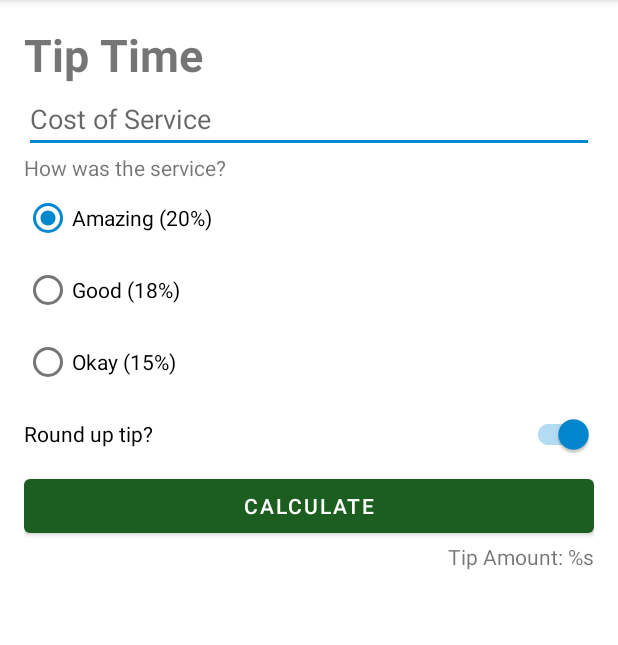
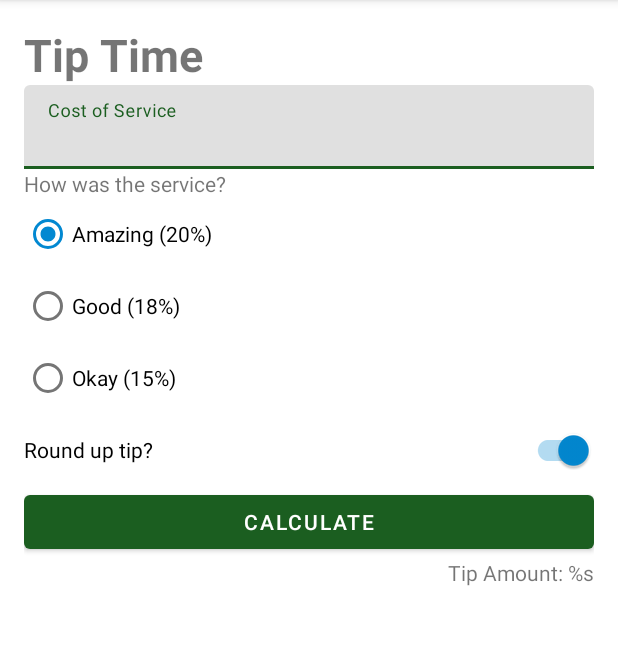
Before and after one commit to JellyRollJunior/kotlin-journal-app, an Android app: the TipCalculator screen opened directly, with no data from a screen before it, on a phone screen of 412 x 824 dp, the part 84-729 px from its top. Run offline under Robolectric (Android 15) with nearby library versions, the phone set to English and light mode, and no system bars.

Commit message:
Unit 2: Pathway 2 - Part 3: Material Design
Change EditText to TextInputLayout + TextInputEditText

```diff
--- a/app/src/main/java/com/example/kotlinjournal/MainActivity.kt
+++ b/app/src/main/java/com/example/kotlinjournal/MainActivity.kt
@@ -21,7 +21,7 @@ class MainActivity : AppCompatActivity() {
     }
 
     private fun calculateTip() {
-        val costString = binding.costOfService.text.toString()
+        val costString = binding.costOfServiceEditText.text.toString()
         val cost = costString.toDoubleOrNull()
         if (cost == null || cost == 0.0) {
             displayTip(0.0)
--- a/app/src/main/res/layout/activity_tip_calculator.xml
+++ b/app/src/main/res/layout/activity_tip_calculator.xml
@@ -18,14 +18,21 @@
         app:layout_constraintStart_toStartOf="parent"
         app:layout_constraintTop_toTopOf="parent" />
 
-    <EditText
+    <com.google.android.material.textfield.TextInputLayout
         android:id="@+id/cost_of_service"
         android:layout_width="match_parent"
         android:layout_height="wrap_content"
-        android:hint="@string/cost_of_service"
-        android:inputType="numberDecimal"
+        app:layout_constraintTop_toBottomOf="@id/tip_time"
         app:layout_constraintStart_toStartOf="parent"
-        app:layout_constraintTop_toBottomOf="@id/tip_time" />
+        android:hint="@string/cost_of_service" >
+
+        <com.google.android.material.textfield.TextInputEditText
+            android:id="@+id/cost_of_service_edit_text"
+            android:layout_width="match_parent"
+            android:layout_height="wrap_content"
+            android:inputType="numberDecimal" />
+
+    </com.google.android.material.textfield.TextInputLayout>
 
     <TextView
         android:id="@+id/service_question"
```
Also changed, not shown: app/src/main/res/mipmap-hdpi/ic_launcher.webp (deleted), app/src/main/res/mipmap-hdpi/ic_launcher_round.webp (deleted), app/src/main/res/mipmap-mdpi/ic_launcher.webp (deleted), app/src/main/res/mipmap-mdpi/ic_launcher_round.webp (deleted), app/src/main/res/mipmap-xhdpi/ic_launcher.webp (deleted), app/src/main/res/mipmap-xhdpi/ic_launcher_round.webp (deleted), app/src/main/res/mipmap-xxhdpi/ic_launcher.webp (deleted), app/src/main/res/mipmap-xxhdpi/ic_launcher_round.webp (deleted), app/src/main/res/mipmap-xxxhdpi/ic_launcher.webp (deleted), app/src/main/res/mipmap-xxxhdpi/ic_launcher_round.webp (deleted).
